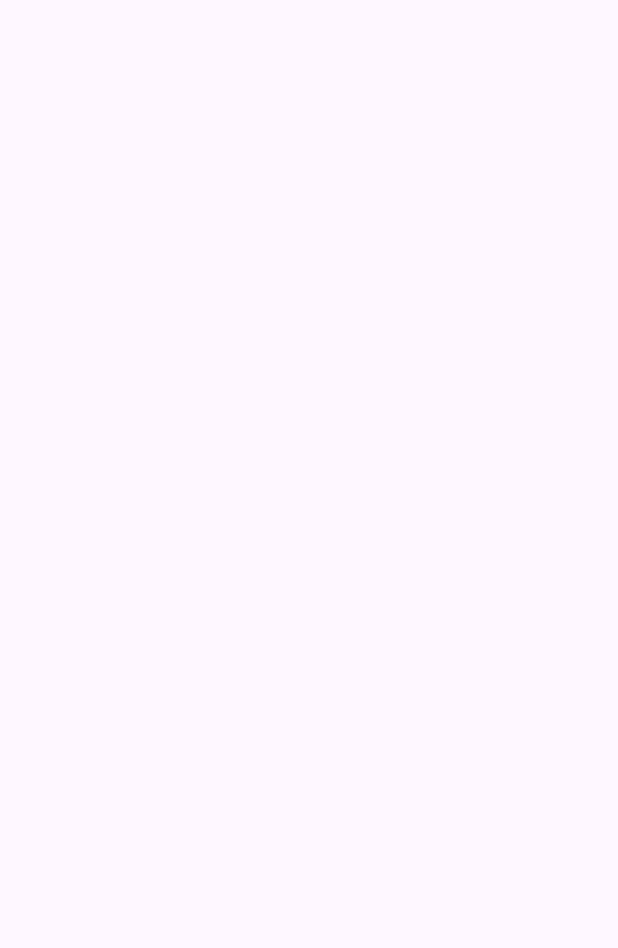
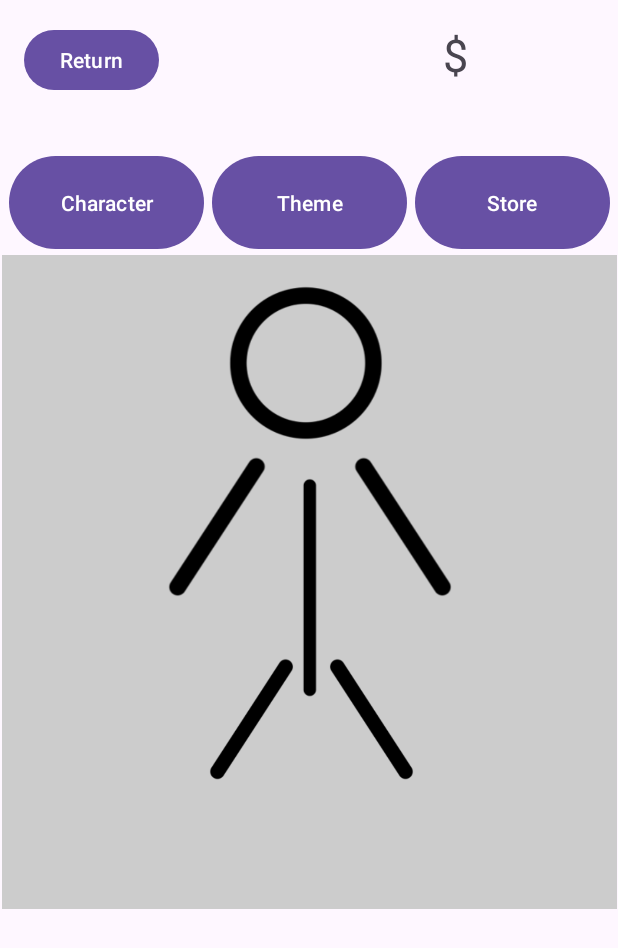
Before and after one commit to NeoMouseSVC/ITSC4155-Software-Dev.-Project-Spring2024, an Android app: the customize_screen screen opened directly, with no data from a screen before it, on a phone screen of 412 x 824 dp. Before the commit the part shown is empty. Shown: the top 948 px of the screen. Run offline under Robolectric (Android 15) with nearby library versions, the phone set to English and light mode, and no system bars.

Commit message:
Adding Basic parts to Customize Section

```diff
--- /dev/null
+++ b/HangmanAndroidJava/app/src/main/java/com/example/myapplication/CharacterFragment.java
@@ -0,0 +1,64 @@
+package com.example.myapplication;
+
+import android.os.Bundle;
+
+import androidx.fragment.app.Fragment;
+
+import android.view.LayoutInflater;
+import android.view.View;
+import android.view.ViewGroup;
+
+/**
+ * A simple {@link Fragment} subclass.
+ * Use the {@link CharacterFragment#newInstance} factory method to
+ * create an instance of this fragment.
+ */
+public class CharacterFragment extends Fragment {
+
+    // TODO: Rename parameter arguments, choose names that match
+    // the fragment initialization parameters, e.g. ARG_ITEM_NUMBER
+    private static final String ARG_PARAM1 = "param1";
+    private static final String ARG_PARAM2 = "param2";
+
+    // TODO: Rename and change types of parameters
+    private String mParam1;
+    private String mParam2;
+
+    public CharacterFragment() {
+        // Required empty public constructor
+    }
+
+    /**
+     * Use this factory method to create a new instance of
+     * this fragment using the provided parameters.
+     *
+     * @param param1 Parameter 1.
+     * @param param2 Parameter 2.
+     * @return A new instance of fragment CharacterFragment.
+     */
+    // TODO: Rename and change types and number of parameters
+    public static CharacterFragment newInstance(String param1, String param2) {
+        CharacterFragment fragment = new CharacterFragment();
+        Bundle args = new Bundle();
+        args.putString(ARG_PARAM1, param1);
+        args.putString(ARG_PARAM2, param2);
+        fragment.setArguments(args);
+        return fragment;
+    }
+
+    @Override
+    public void onCreate(Bundle savedInstanceState) {
+        super.onCreate(savedInstanceState);
+        if (getArguments() != null) {
+            mParam1 = getArguments().getString(ARG_PARAM1);
+            mParam2 = getArguments().getString(ARG_PARAM2);
+        }
+    }
+
+    @Override
+    public View onCreateView(LayoutInflater inflater, ViewGroup container,
+                             Bundle savedInstanceState) {
+        // Inflate the layout for this fragment
+        return inflater.inflate(R.layout.fragment_character, container, false);
+    }
+}
--- a/HangmanAndroidJava/app/src/main/java/com/example/myapplication/customize_screen.java
+++ b/HangmanAndroidJava/app/src/main/java/com/example/myapplication/customize_screen.java
@@ -1,24 +1,64 @@
 package com.example.myapplication;
 
 import android.os.Bundle;
+import android.view.View;
+import android.widget.Button;
 
 import androidx.activity.EdgeToEdge;
 import androidx.appcompat.app.AppCompatActivity;
 import androidx.core.graphics.Insets;
 import androidx.core.view.ViewCompat;
 import androidx.core.view.WindowInsetsCompat;
+import androidx.fragment.app.FragmentManager;
 
 public class customize_screen extends AppCompatActivity {
 
     @Override
     protected void onCreate(Bundle savedInstanceState) {
         super.onCreate(savedInstanceState);
-        EdgeToEdge.enable(this);
         setContentView(R.layout.activity_customize_screen);
-        ViewCompat.setOnApplyWindowInsetsListener(findViewById(R.id.main), (v, insets) -> {
-            Insets systemBars = insets.getInsets(WindowInsetsCompat.Type.systemBars());
-            v.setPadding(systemBars.left, systemBars.top, systemBars.right, systemBars.bottom);
-            return insets;
+
+        FragmentManager fragmentManager = getSupportFragmentManager();
+
+            Button btnCharacter = findViewById(R.id.btnCharacter);
+            btnCharacter.setOnClickListener(new View.OnClickListener() {
+                @Override
+                public void onClick(View view) {
+
+                    fragmentManager.beginTransaction()
+                            .replace(R.id.fragmentContainerView, CharacterFragment.class, null)
+                            .setReorderingAllowed(true)
+                            .addToBackStack("name") // Name can be null
+                            .commit();
+                }
+            });
+
+        Button btnTheme = findViewById(R.id.btnTheme);
+        btnTheme.setOnClickListener(new View.OnClickListener() {
+            @Override
+            public void onClick(View view) {
+
+                fragmentManager.beginTransaction()
+                        .replace(R.id.fragmentContainerView, ThemeFragment.class, null)
+                        .setReorderingAllowed(true)
+                        .addToBackStack("name") // Name can be null
+                        .commit();
+            }
         });
+
+        Button btnStore = findViewById(R.id.btnStore);
+        btnStore.setOnClickListener(new View.OnClickListener() {
+            @Override
+            public void onClick(View view) {
+
+                fragmentManager.beginTransaction()
+                        .replace(R.id.fragmentContainerView, StoreFragment.class, null)
+                        .setReorderingAllowed(true)
+                        .addToBackStack("name") // Name can be null
+                        .commit();
+            }
+        });
+
+
+        };
     }
-}
--- a/HangmanAndroidJava/app/src/main/res/layout/activity_customize_screen.xml
+++ b/HangmanAndroidJava/app/src/main/res/layout/activity_customize_screen.xml
@@ -7,4 +7,66 @@
     android:layout_height="match_parent"
     tools:context=".customize_screen">
 
+    <Button
+        android:id="@+id/button4"
+        android:layout_width="wrap_content"
+        android:layout_height="wrap_content"
+        android:layout_marginStart="16dp"
+        android:layout_marginTop="16dp"
+        android:text="Return"
+        app:layout_constraintStart_toStartOf="parent"
+        app:layout_constraintTop_toTopOf="parent" />
+
+    <TextView
+        android:id="@+id/textView"
+        android:layout_width="wrap_content"
+        android:layout_height="wrap_content"
+        android:layout_marginTop="16dp"
+        android:layout_marginEnd="100dp"
+        android:text="$"
+        android:textSize="30sp"
+        app:layout_constraintEnd_toEndOf="parent"
+        app:layout_constraintTop_toTopOf="parent" />
+
+    <Button
+        android:id="@+id/btnCharacter"
+        android:layout_width="130dp"
+        android:layout_height="70dp"
+        android:layout_marginTop="100dp"
+        android:shape="rectangle"
+        android:text="Character"
+        app:layout_constraintEnd_toStartOf="@+id/btnTheme"
+        app:layout_constraintStart_toStartOf="parent"
+        app:layout_constraintTop_toTopOf="parent" />
+
+    <Button
+        android:id="@+id/btnTheme"
+        android:layout_width="130dp"
+        android:layout_height="70dp"
+        android:layout_marginTop="100dp"
+        android:text="Theme"
+        app:layout_constraintEnd_toEndOf="parent"
+        app:layout_constraintStart_toStartOf="parent"
+        app:layout_constraintTop_toTopOf="parent" />
+
+    <Button
+        android:id="@+id/btnStore"
+        android:layout_width="130dp"
+        android:layout_height="70dp"
+        android:layout_marginTop="100dp"
+        android:text="Store"
+        app:layout_constraintEnd_toEndOf="parent"
+        app:layout_constraintStart_toEndOf="@+id/btnTheme"
+        app:layout_constraintTop_toTopOf="parent" />
+
+    <androidx.fragment.app.FragmentContainerView
+        android:id="@+id/fragmentContainerView"
+        android:name="com.example.myapplication.CharacterFragment"
+        android:layout_width="410dp"
+        android:layout_height="0dp"
+        app:layout_constraintBottom_toBottomOf="parent"
+        app:layout_constraintEnd_toEndOf="parent"
+        app:layout_constraintStart_toStartOf="parent"
+        app:layout_constraintTop_toBottomOf="@+id/btnTheme" />
+
 </androidx.constraintlayout.widget.ConstraintLayout>
--- a/HangmanAndroidJava/app/src/main/res/layout/activity_main.xml
+++ b/HangmanAndroidJava/app/src/main/res/layout/activity_main.xml
@@ -41,6 +41,7 @@
         android:id="@+id/button3"
         android:layout_width="163dp"
         android:layout_height="92dp"
+        android:layout_marginTop="8dp"
         android:text="Difficulty"
         app:layout_constraintEnd_toEndOf="parent"
         app:layout_constraintStart_toStartOf="parent"
@@ -50,9 +51,12 @@
         android:id="@+id/imageView2"
         android:layout_width="104dp"
         android:layout_height="65dp"
-        app:layout_constraintBottom_toBottomOf="parent"
+        android:layout_marginTop="8dp"
+        android:layout_marginEnd="24dp"
         app:layout_constraintEnd_toEndOf="parent"
+        app:layout_constraintHorizontal_bias="0.543"
         app:layout_constraintStart_toStartOf="parent"
+        app:layout_constraintTop_toBottomOf="@+id/button3"
         app:srcCompat="@android:drawable/ic_menu_manage" />
 
 </androidx.constraintlayout.widget.ConstraintLayout>
--- /dev/null
+++ b/HangmanAndroidJava/app/src/main/res/layout/fragment_character.xml
@@ -0,0 +1,100 @@
+<?xml version="1.0" encoding="utf-8"?>
+<LinearLayout xmlns:android="http://schemas.android.com/apk/res/android"
+    xmlns:app="http://schemas.android.com/apk/res-auto"
+    xmlns:tools="http://schemas.android.com/tools"
+    android:layout_width="match_parent"
+    android:layout_height="match_parent"
+    android:orientation="vertical">
+
+    <androidx.constraintlayout.widget.ConstraintLayout
+        android:id="@+id/hangmanContainer"
+        android:layout_width="match_parent"
+        android:layout_height="0dp"
+        android:layout_weight="2"
+        android:background="#CCCCCC">
+
+
+
+        <!-- Add other body parts here with appropriate constraints -->
+
+        <ImageView
+            android:id="@+id/imageView9"
+            android:layout_width="138dp"
+            android:layout_height="143dp"
+            android:src="@drawable/head"
+            app:layout_constraintEnd_toEndOf="parent"
+            app:layout_constraintStart_toStartOf="parent"
+            app:layout_constraintTop_toTopOf="parent" />
+
+        <ImageView
+            android:id="@+id/imageView10"
+            android:layout_width="50dp"
+            android:layout_height="155dp"
+            android:src="@drawable/body"
+            app:layout_constraintEnd_toEndOf="parent"
+            app:layout_constraintStart_toStartOf="parent"
+            app:layout_constraintTop_toBottomOf="@+id/imageView9" />
+
+        <ImageView
+            android:id="@+id/imageView11"
+            android:layout_width="79dp"
+            android:layout_height="128dp"
+            android:layout_marginEnd="101dp"
+            android:layout_marginBottom="217dp"
+            android:src="@drawable/arm1"
+            app:layout_constraintBottom_toBottomOf="parent"
+            app:layout_constraintEnd_toEndOf="parent"
+            app:layout_constraintStart_toEndOf="@+id/imageView10"
+            app:layout_constraintTop_toBottomOf="@+id/imageView9" />
+
+        <ImageView
+            android:id="@+id/imageView12"
+            android:layout_width="79dp"
+            android:layout_height="128dp"
+            android:layout_marginStart="102dp"
+            android:layout_marginBottom="217dp"
+            android:src="@drawable/arm2"
+            app:layout_constraintBottom_toBottomOf="parent"
+            app:layout_constraintEnd_toStartOf="@+id/imageView10"
+            app:layout_constraintStart_toStartOf="parent"
+            app:layout_constraintTop_toBottomOf="@+id/imageView9" />
+
+        <ImageView
+            android:id="@+id/imageView13"
+            android:layout_width="81dp"
+            android:layout_height="140dp"
+            android:layout_marginStart="119dp"
+            android:layout_marginTop="9dp"
+            android:layout_marginBottom="68dp"
+            android:src="@drawable/leg1"
+            app:layout_constraintBottom_toBottomOf="parent"
+            app:layout_constraintStart_toStartOf="parent"
+            app:layout_constraintTop_toBottomOf="@+id/imageView12" />
+
+        <ImageView
+            android:id="@+id/imageView14"
+            android:layout_width="81dp"
+            android:layout_height="140dp"
+            android:layout_marginStart="11dp"
+            android:layout_marginTop="9dp"
+            android:layout_marginBottom="68dp"
+            android:src="@drawable/leg2"
+            app:layout_constraintBottom_toBottomOf="parent"
+            app:layout_constraintStart_toEndOf="@+id/imageView13"
+            app:layout_constraintTop_toBottomOf="@+id/imageView11" />
+    </androidx.constraintlayout.widget.ConstraintLayout>
+
+    <HorizontalScrollView
+        android:layout_width="match_parent"
+        android:layout_height="0dp"
+        android:layout_weight="1">
+
+        <LinearLayout
+            android:id="@+id/itemContainer"
+            android:layout_width="wrap_content"
+            android:layout_height="match_parent"
+            android:orientation="horizontal" />
+
+    </HorizontalScrollView>
+
+</LinearLayout>
--- a/HangmanAndroidJava/app/src/main/res/values/strings.xml
+++ b/HangmanAndroidJava/app/src/main/res/values/strings.xml
@@ -1,3 +1,5 @@
 <resources>
     <string name="app_name">My Application</string>
+    <!-- TODO: Remove or change this placeholder text -->
+    <string name="hello_blank_fragment">Hello blank fragment</string>
 </resources>
```
Also changed, not shown: HangmanAndroidJava/app/src/main/java/com/example/myapplication/StoreFragment.java (added, +64 -0 lines), HangmanAndroidJava/app/src/main/java/com/example/myapplication/ThemeFragment.java (added, +64 -0 lines), HangmanAndroidJava/app/src/main/res/layout/fragment_store.xml (added, +16 -0 lines), HangmanAndroidJava/app/src/main/res/layout/fragment_theme.xml (added, +16 -0 lines), HangmanAndroidJava/app/src/main/res/drawable/arm1.png (added), HangmanAndroidJava/app/src/main/res/drawable/arm1_customized_1.png (added), HangmanAndroidJava/app/src/main/res/drawable/arm2.png (added), HangmanAndroidJava/app/src/main/res/drawable/body.png (added), HangmanAndroidJava/app/src/main/res/drawable/body_customized_1.png (added), HangmanAndroidJava/app/src/main/res/drawable/head.png (added), HangmanAndroidJava/app/src/main/res/drawable/head_customized_1.png (added), HangmanAndroidJava/app/src/main/res/drawable/leg1.png (added), HangmanAndroidJava/app/src/main/res/drawable/leg2.png (added).
